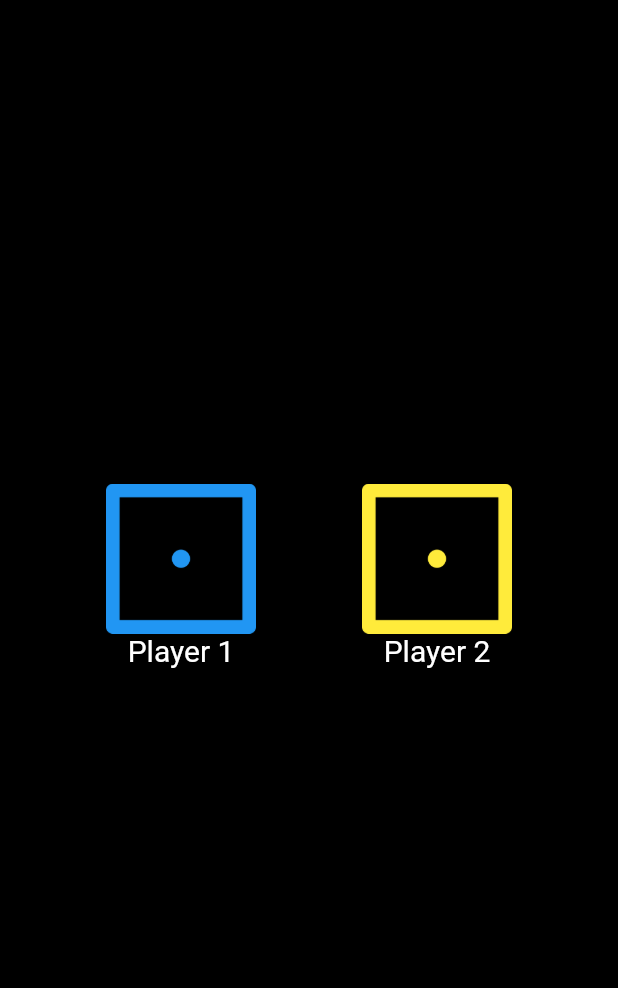
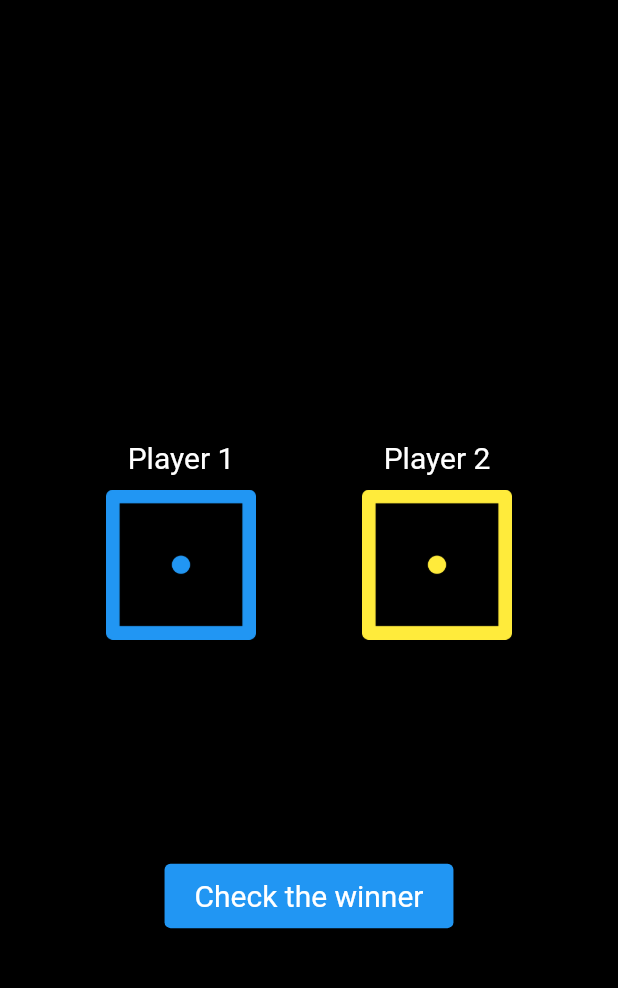
Before and after one commit to yelinO2/dice_app, a Flutter app: the screen it shows after launch, on a phone screen of 412 x 824 dp, the part 84-1072 px from its top. Run offline on Flutter 3.47's test engine with Material 2 defaults, Android fonts, the phone set to English and light mode, and no system bars.

Commit message:
add button to check winner

```diff
--- a/lib/main.dart
+++ b/lib/main.dart
@@ -31,6 +31,9 @@ class MyHomePage extends StatefulWidget {
 class _MyHomePageState extends State<MyHomePage> {
   var diceOne = 1;
   var diceTwo = 1;
+  var winner;
+
+  bool clicked = false;
 
   List diceImages = [1, 2, 3, 4, 5, 6];
 
@@ -48,6 +51,16 @@ class _MyHomePageState extends State<MyHomePage> {
     diceTwo = diceImages[0];
   }
 
+  whoWin() {
+    if (diceOne > diceTwo) {
+      return 'Player 1';
+    } else if (diceTwo > diceOne) {
+      return 'Player 2';
+    } else {
+      return Null;
+    }
+  }
+
   @override
   Widget build(BuildContext context) {
     return Scaffold(
@@ -58,15 +71,54 @@ class _MyHomePageState extends State<MyHomePage> {
           'Tap Dice to Roll',
         ),
       ),
-      body: Center(
-        child: Row(
+      body: Column(
+        mainAxisAlignment: MainAxisAlignment.spaceEvenly,
+        children: [
+          clicked == true
+              ? Container(
+                  decoration: BoxDecoration(
+                    color: Colors.blue,
+                    borderRadius: BorderRadius.circular(5),
+                  ),
+                  padding:
+                      const EdgeInsets.symmetric(vertical: 20, horizontal: 40),
+                  child: winner != Null
+                      ? Text(
+                          '$winner win',
+                          style: const TextStyle(
+                            color: Colors.white,
+                            fontSize: 20,
+                          ),
+                        )
+                      : const Text(
+                          "It's a draw",
+                          style: TextStyle(
+                            color: Colors.white,
+                            fontSize: 20,
+                          ),
+                        ),
+                )
+              : Container(),
+          // const SizedBox(
+          //   height: 100,
+          // ),
+          Row(
             mainAxisAlignment: MainAxisAlignment.spaceEvenly,
             children: [
               Column(
                 mainAxisAlignment: MainAxisAlignment.center,
                 children: [
+                  const Text(
+                    'Player 1',
+                    style: TextStyle(color: Colors.white, fontSize: 20),
+                  ),
+                  const SizedBox(
+                    height: 10,
+                    width: 10,
+                  ),
                   InkWell(
                     onTap: () {
+                      clicked = false;
                       changeDiceOne();
                     },
                     child: Image.asset(
@@ -76,17 +128,22 @@ class _MyHomePageState extends State<MyHomePage> {
                       width: 100,
                     ),
                   ),
-                const Text(
-                  'Player 1',
-                  style: TextStyle(color: Colors.white, fontSize: 20),
-                ),
                 ],
               ),
               Column(
                 mainAxisAlignment: MainAxisAlignment.center,
                 children: [
+                  const Text(
+                    'Player 2',
+                    style: TextStyle(color: Colors.white, fontSize: 20),
+                  ),
+                  const SizedBox(
+                    height: 10,
+                    width: 10,
+                  ),
                   InkWell(
                     onTap: () {
+                      clicked = false;
                       changeDiceTwo();
                     },
                     child: Image.asset(
@@ -96,14 +153,35 @@ class _MyHomePageState extends State<MyHomePage> {
                       width: 100,
                     ),
                   ),
-                const Text(
-                  'Player 2',
-                  style: TextStyle(color: Colors.white, fontSize: 20),
-                ),
                 ],
               ),
             ],
           ),
+          // const SizedBox(
+          //   height: 50,
+          //   width: 50,
+          // ),
+          TextButton(
+            style: TextButton.styleFrom(
+              padding: const EdgeInsets.symmetric(vertical: 10, horizontal: 20),
+              primary: Colors.white,
+              backgroundColor: Colors.blue,
+            ),
+            onPressed: () {
+              setState(() {});
+              clicked = true;
+              winner = whoWin();
+
+              winner != Null
+                  ? debugPrint('$winner win')
+                  : debugPrint("It's a draw");
+            },
+            child: const Text(
+              'Check the winner',
+              style: TextStyle(fontSize: 20),
+            ),
+          ),
+        ],
       ),
     );
   }
```
Lines whose indentation alone changed are shown as unchanged.
